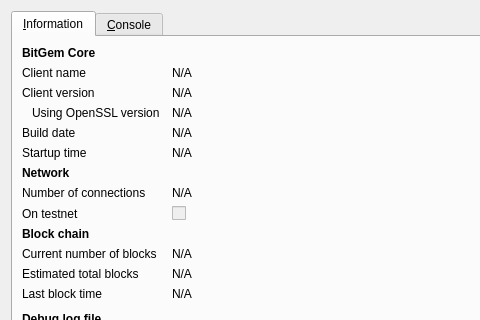
Old version of the form src/qt/forms/rpcconsole.ui in the repository magi-retro/peercoin; both pictures show x 0 to 480 and y 0 to 320 of the 740 by 450 pixel window.
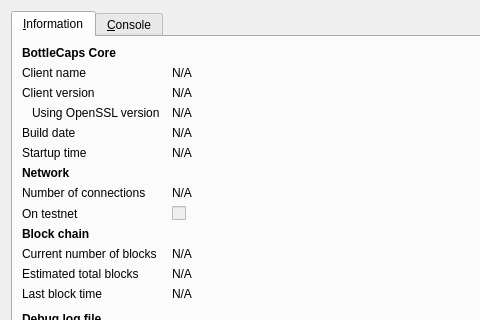
New version of the form. Icons and pictures are not drawn.

Commit message: FORK-BOTTLE: [REMOVE] [REPLACE-COINNAME]

The edit to the form file:
```diff
--- a/src/qt/forms/rpcconsole.ui
+++ b/src/qt/forms/rpcconsole.ui
@@ -36,7 +36,7 @@
           </font>
          </property>
          <property name="text">
-          <string>BitGem Core</string>
+          <string>BottleCaps Core</string>
          </property>
         </widget>
        </item>
```
Left out of the diff: 6 changed lines with no effect on the pictures. The commit also changes 16 other files.
